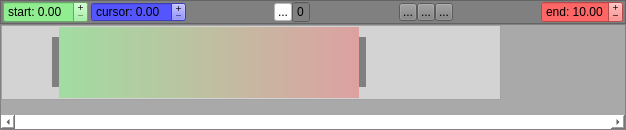
hiergaut/AnimTimeline, file testAnimTimeline/animtimeline.ui: the form before one commit.
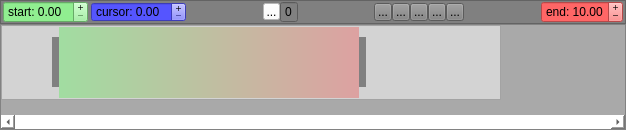
The form after the commit. Icons and pictures are not drawn. Custom widgets are drawn as their Qt base class.

Commit message: added play buttons

Diff of the .ui file:
```diff
--- a/testAnimTimeline/animtimeline.ui
+++ b/testAnimTimeline/animtimeline.ui
@@ -202,8 +202,8 @@
         </property>
         <property name="maximumSize">
          <size>
-          <width>18</width>
-          <height>18</height>
+          <width>17</width>
+          <height>17</height>
          </size>
         </property>
         <property name="styleSheet">
@@ -232,6 +232,9 @@
           <height>25</height>
          </size>
         </property>
+        <property name="readOnly">
+         <bool>true</bool>
+        </property>
         <property name="buttonSymbols">
          <enum>QAbstractSpinBox::NoButtons</enum>
         </property>
@@ -286,6 +289,44 @@
         </property>
         <property name="text">
          <string>...</string>
+        </property>
+        <property name="icon">
+         <iconset resource="timeline.qrc">
+          <normaloff>:/images/play.png</normaloff>:/images/play.png</iconset>
+        </property>
+       </widget>
+      </item>
+      <item>
+       <widget class="QToolButton" name="toolButton_forward">
+        <property name="maximumSize">
+         <size>
+          <width>18</width>
+          <height>18</height>
+         </size>
+        </property>
+        <property name="text">
+         <string>...</string>
+        </property>
+        <property name="icon">
+         <iconset resource="timeline.qrc">
+          <normaloff>:/images/forward.png</normaloff>:/images/forward.png</iconset>
+        </property>
+       </widget>
+      </item>
+      <item>
+       <widget class="QToolButton" name="toolButton_end">
+        <property name="maximumSize">
+         <size>
+          <width>18</width>
+          <height>18</height>
+         </size>
+        </property>
+        <property name="text">
+         <string>...</string>
+        </property>
+        <property name="icon">
+         <iconset resource="timeline.qrc">
+          <normaloff>:/images/end.png</normaloff>:/images/end.png</iconset>
         </property>
        </widget>
       </item>
```
Left out of the diff: 14 changed lines with no effect on the pictures. The commit also changes 13 other files.
